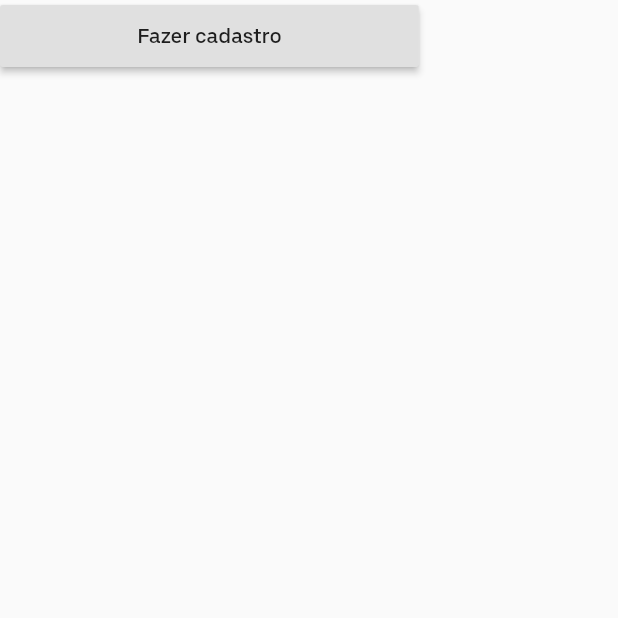
After one commit to coelhojs/defesa-civil-contagem, a Flutter app: the LoginPage screen opened directly, on a phone screen of 412 x 824 dp, the top half of it. The commit adds this screen. Run offline on Flutter 3.47's test engine with Material 2 defaults, Android fonts, the phone set to English and light mode, and no system bars; our stand-ins replace flutter_icons, google_maps_flutter; missing offline and left inert: geojson.

Commit message:
Tela de login

```diff
--- /dev/null
+++ b/mobileFlutter/app_flutter/teste.txt
@@ -0,0 +1,2 @@
+dasdassdas
+dasdassdas
--- a/mobileFlutter/lib/main.dart
+++ b/mobileFlutter/lib/main.dart
@@ -1,9 +1,11 @@
+import 'dart:collection';
 
 import 'package:defesa_civil/ui/home.dart';
-import 'package:defesa_civil/ui/registerpage.dart';
 import 'package:flutter/material.dart';
 
-void main() => runApp(MyApp());
+void main() {
+  runApp(MyApp());
+}
 
 class MyApp extends StatelessWidget {
   @override
--- a/mobileFlutter/lib/ui/home.dart
+++ b/mobileFlutter/lib/ui/home.dart
@@ -1,5 +1,5 @@
+import 'package:defesa_civil/ui/loginpage.dart';
 import 'package:defesa_civil/ui/mappage.dart';
-import 'package:defesa_civil/ui/registerpage.dart';
 import 'package:flutter/material.dart';
 import 'package:flutter_icons/feather.dart';
 
@@ -10,7 +10,7 @@ class Home extends StatefulWidget {
 
 class _HomeState extends State<Home> {
   int _currentIndex = 0;
-  final List<Widget> _children = [MapPage(), RegisterPage()];
+  final List<Widget> _children = [MapPage(), LoginPage()];
 
   @override
   Widget build(BuildContext context) {
@@ -34,7 +34,7 @@ class _HomeState extends State<Home> {
           ),
           BottomNavigationBarItem(
             icon: new Icon(Feather.getIconData("user")),
-            title: new Text('Cadastro', style: TextStyle(fontWeight: FontWeight.w500),),
+            title: new Text('Login', style: TextStyle(fontWeight: FontWeight.w500),),
           ),
         ],
       ),
--- /dev/null
+++ b/mobileFlutter/lib/ui/loginpage.dart
@@ -0,0 +1,37 @@
+import 'package:defesa_civil/ui/registerpage.dart';
+import 'package:flutter/material.dart';
+
+import '../size_config.dart';
+
+class LoginPage extends StatefulWidget {
+  @override
+  _LoginPageState createState() => _LoginPageState();
+}
+
+class _LoginPageState extends State<LoginPage> {
+  @override
+  Widget build(BuildContext context) {
+    SizeConfig().init(context);
+    return Scaffold(
+      body: Column(
+        children: <Widget>[
+          RaisedButton(
+            child: Container(
+              height: SizeConfig.blockSizeHorizontal *10,
+              width: SizeConfig.blockSizeVertical * 30,
+              child: Center(
+                child: Text("Fazer cadastro"),
+              ),
+            ),
+            onPressed: (){
+              Navigator.push(
+                context,
+                MaterialPageRoute(builder: (context) => RegisterPage()),
+              );
+            },
+          )
+        ],
+      ),
+    );
+  }
+}
--- a/mobileFlutter/lib/ui/registerpage.dart
+++ b/mobileFlutter/lib/ui/registerpage.dart
@@ -10,11 +10,14 @@ class RegisterPage extends StatefulWidget {
 
 class _RegisterPageState extends State<RegisterPage> {
 
-
   @override
   Widget build(BuildContext context) {
     SizeConfig().init(context);
     return Scaffold(
+      appBar: AppBar(
+        backgroundColor: Color.fromRGBO(246, 129, 33, 1),
+        title: Text("Página de cadastro"),
+      ),
       backgroundColor: Colors.white,
       body: Container(
         padding: EdgeInsets.all(20),
@@ -66,11 +69,12 @@ class _RegisterPageState extends State<RegisterPage> {
                   ),
                 ),
                 alignment: Alignment.bottomRight,
-              )
+              ),
             ],
           ),
         ),
       ),
     );
   }
+
 }
--- a/mobileFlutter/pubspec.yaml
+++ b/mobileFlutter/pubspec.yaml
@@ -25,6 +25,8 @@ dependencies:
   cupertino_icons: ^0.1.2
   google_maps_flutter: ^0.5.21
   flutter_icons: ^0.1.4
+  geojson: ^0.6.0
+
 
 dev_dependencies:
   flutter_test:
@@ -48,6 +50,7 @@ flutter:
   #  - images/a_dot_ham.jpeg
   assets:
     - assets/images/
+    - assets/coordinates/
 
   # An image asset can refer to one or more resolution-specific "variants", see
   # https://flutter.dev/assets-and-images/#resolution-aware.
--- /dev/null
+++ b/mobileFlutter/teste.txt
@@ -0,0 +1,2 @@
+dasdassdas
+dasdassdas
```
Also changed, not shown: mobileFlutter/lib/ui/mappage.dart (+48 -3 lines), mobileFlutter/pubspec.lock, 5 other files.
